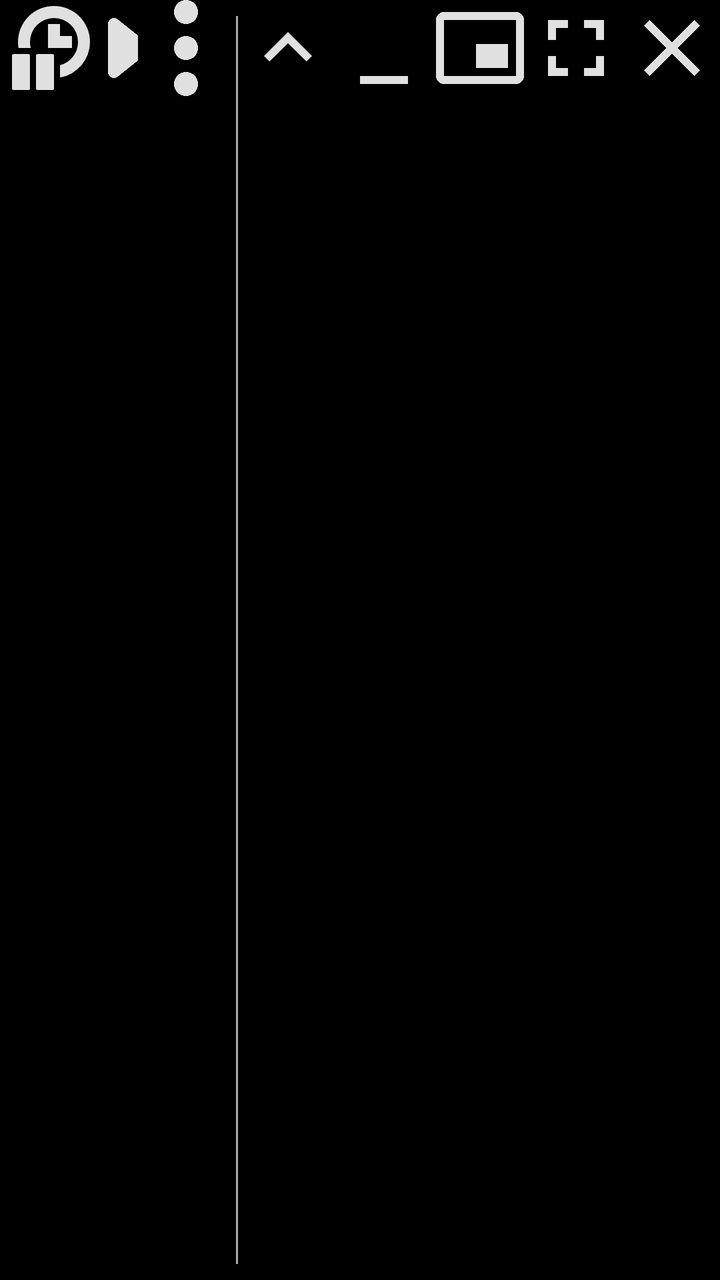
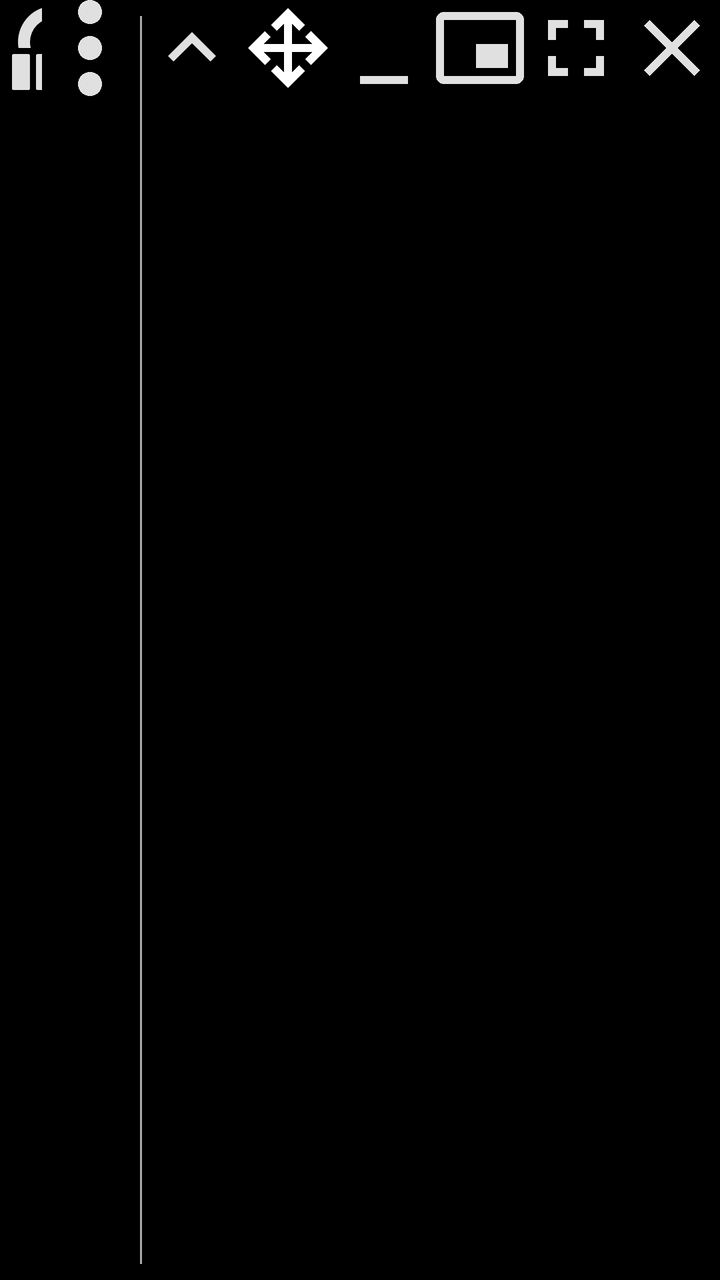

The first picture is an Android layout as it rendered before a commit; the second is the same layout after the commit. The layout source and the unified diff follow.
<!-- AndroidManifest.xml: application theme GodotEditorSplashScreenTheme -->
<!-- res/layout/game_menu_fragment_layout.xml -->
<?xml version="1.0" encoding="utf-8"?>
<LinearLayout xmlns:android="http://schemas.android.com/apk/res/android"
	android:layout_width="match_parent"
	android:layout_height="wrap_content"
	android:orientation="horizontal"
	android:background="@android:color/black">

	<HorizontalScrollView
		android:layout_width="0dp"
		android:layout_height="wrap_content"
		android:layout_weight="1">

		<LinearLayout
			android:layout_width="wrap_content"
			android:layout_height="wrap_content"
			android:gravity="center_vertical"
			android:minHeight="48dp"
			android:orientation="horizontal">

			<ImageButton
				android:id="@+id/game_menu_suspend_button"
				style="?android:attr/borderlessButtonStyle"
				android:layout_width="48dp"
				android:layout_height="48dp"
				android:background="@drawable/game_menu_button_bg"
				android:src="@drawable/suspend" />

			<ImageButton
				android:id="@+id/game_menu_next_frame_button"
				style="?android:attr/borderlessButtonStyle"
				android:layout_width="48dp"
				android:layout_height="48dp"
				android:background="@drawable/game_menu_button_bg"
				android:src="@drawable/next_frame" />

			<Button
				android:id="@+id/game_menu_set_time_scale_button"
				style="?android:attr/borderlessButtonStyle"
				android:layout_width="48dp"
				android:layout_height="48dp"
				android:background="@drawable/game_menu_button_bg"
				android:text="1.0x"/>

			<ImageButton
				android:id="@+id/game_menu_reset_time_scale_button"
				style="?android:attr/borderlessButtonStyle"
				android:layout_width="48dp"
				android:layout_height="48dp"
				android:background="@drawable/game_menu_button_bg"
				android:src="@drawable/reset" />

			<View
				android:layout_width="1dp"
				android:layout_height="match_parent"
				android:layout_marginHorizontal="@dimen/game_menu_vseparator_horizontal_margin"
				android:layout_marginVertical="@dimen/game_menu_vseparator_vertical_margin"
				android:background="@color/game_menu_divider_color" />

			<RadioGroup
				android:layout_width="wrap_content"
				android:layout_height="wrap_content"
				android:orientation="horizontal">

				<RadioButton
					android:id="@+id/game_menu_unselect_nodes_button"
					style="?android:attr/borderlessButtonStyle"
					android:layout_width="wrap_content"
					android:layout_height="48dp"
					android:background="@drawable/game_menu_button_bg"
					android:button="@null"
					android:checked="true"
					android:drawableStart="@drawable/input_event_joypad_motion"
					android:padding="5dp"
					android:text="@string/game_menu_input_event_joypad_motion_label" />

				<RadioButton
					android:id="@+id/game_menu_select_2d_nodes_button"
					style="?android:attr/borderlessButtonStyle"
					android:layout_width="48dp"
					android:layout_height="48dp"
					android:background="@drawable/game_menu_button_bg"
					android:button="@null"
					android:drawableStart="@drawable/nodes_2d"
					android:padding="5dp"
					android:text="@string/game_menu_nodes_2d_button_label" />

				<RadioButton
					android:id="@+id/game_menu_select_3d_nodes_button"
					style="?android:attr/borderlessButtonStyle"
					android:layout_width="48dp"
					android:layout_height="48dp"
					android:background="@drawable/game_menu_button_bg"
					android:button="@null"
					android:drawableStart="@drawable/node_3d"
					android:padding="5dp"
					android:text="@string/game_menu_node_3d_button_label" />
			</RadioGroup>

			<View
				android:layout_width="1dp"
				android:layout_height="match_parent"
				android:layout_marginHorizontal="@dimen/game_menu_vseparator_horizontal_margin"
				android:layout_marginVertical="@dimen/game_menu_vseparator_vertical_margin"
				android:background="@color/game_menu_divider_color" />

			<ImageButton
				android:id="@+id/game_menu_gui_visibility_button"
				style="?android:attr/borderlessButtonStyle"
				android:layout_width="48dp"
				android:layout_height="48dp"
				android:background="@drawable/game_menu_button_bg"
				android:src="@drawable/gui_visibility_selector" />

			<View
				android:layout_width="1dp"
				android:layout_height="match_parent"
				android:layout_marginHorizontal="@dimen/game_menu_vseparator_horizontal_margin"
				android:layout_marginVertical="@dimen/game_menu_vseparator_vertical_margin"
				android:background="@color/game_menu_divider_color" />

			<RadioGroup
				android:layout_width="wrap_content"
				android:layout_height="wrap_content"
				android:orientation="horizontal">

				<RadioButton
					android:id="@+id/game_menu_tool_select_button"
					style="?android:attr/borderlessButtonStyle"
					android:layout_width="48dp"
					android:layout_height="48dp"
					android:background="@drawable/game_menu_button_bg"
					android:button="@null"
					android:checked="true"
					android:drawableStart="@drawable/tool_select"
					android:padding="15dp" />

				<RadioButton
					android:id="@+id/game_menu_list_select_button"
					style="?android:attr/borderlessButtonStyle"
					android:layout_width="48dp"
					android:layout_height="48dp"
					android:background="@drawable/game_menu_button_bg"
					android:button="@null"
					android:drawableStart="@drawable/list_select"
					android:padding="15dp" />
			</RadioGroup>

			<ImageButton
				android:id="@+id/game_menu_audio_mute_button"
				style="?android:attr/borderlessButtonStyle"
				android:layout_width="48dp"
				android:layout_height="48dp"
				android:background="@drawable/game_menu_button_bg"
				android:src="@drawable/audio_player_icon_selector" />

		</LinearLayout>
	</HorizontalScrollView>

	<ImageButton
		android:id="@+id/game_menu_options_button"
		style="?android:attr/borderlessButtonStyle"
		android:layout_width="48dp"
		android:layout_height="48dp"
		android:background="@drawable/game_menu_button_bg"
		android:src="@drawable/gui_tab_menu" />

	<View
		android:id="@+id/game_menu_window_controls_divider"
		android:layout_width="1dp"
		android:layout_height="match_parent"
		android:layout_marginHorizontal="@dimen/game_menu_vseparator_horizontal_margin"
		android:layout_marginVertical="@dimen/game_menu_vseparator_vertical_margin"
		android:background="@color/game_menu_divider_color" />

	<ImageButton
		android:id="@+id/game_menu_collapse_button"
		style="?android:attr/borderlessButtonStyle"
		android:layout_width="48dp"
		android:layout_height="48dp"
		android:background="@drawable/game_menu_selected_button_bg"
		android:src="@drawable/baseline_expand_less_24"
		/>

	<ImageButton
		android:id="@+id/game_menu_minimize_button"
		style="?android:attr/borderlessButtonStyle"
		android:layout_width="48dp"
		android:layout_height="48dp"
		android:background="@drawable/game_menu_button_bg"
		android:src="@drawable/baseline_minimize_24"/>

	<ImageButton
		android:id="@+id/game_menu_pip_button"
		style="?android:attr/borderlessButtonStyle"
		android:layout_width="48dp"
		android:layout_height="48dp"
		android:background="@drawable/game_menu_selected_button_bg"
		android:src="@drawable/baseline_picture_in_picture_alt_24"/>

	<ImageButton
		android:id="@+id/game_menu_fullscreen_button"
		style="?android:attr/borderlessButtonStyle"
		android:layout_width="48dp"
		android:layout_height="48dp"
		android:background="@drawable/game_menu_selected_button_bg"
		android:src="@drawable/baseline_fullscreen_selector"/>

	<ImageButton
		android:id="@+id/game_menu_close_button"
		style="?android:attr/borderlessButtonStyle"
		android:layout_width="48dp"
		android:layout_height="48dp"
		android:background="@drawable/game_menu_button_bg"
		android:src="@drawable/baseline_close_24"/>
</LinearLayout>
<!-- resources referenced by this layout -->
<resources>
  <color name="game_menu_divider_color">@android:color/darker_gray</color>
  <dimen name="game_menu_vseparator_horizontal_margin">1dp</dimen>
  <dimen name="game_menu_vseparator_vertical_margin">8dp</dimen>
  <!-- drawable audio_player_icon_selector (drawable) -->
  <?xml version="1.0" encoding="utf-8"?>
  <selector xmlns:android="http://schemas.android.com/apk/res/android">
      <item android:drawable="@drawable/audio_player_muted" android:state_activated="true" />
      <item android:drawable="@drawable/audio_player" />
  </selector>
  <!-- drawable baseline_fullscreen_selector (drawable) -->
  <?xml version="1.0" encoding="utf-8"?>
  <selector xmlns:android="http://schemas.android.com/apk/res/android">
  
  	<item android:drawable="@drawable/baseline_fullscreen_exit_24" android:state_activated="true" />
  	<item android:drawable="@drawable/baseline_fullscreen_24" />
  </selector>
  <!-- drawable baseline_minimize_24 (drawable) -->
  <vector xmlns:android="http://schemas.android.com/apk/res/android" android:height="24dp" android:tint="@color/game_menu_icons_color_state" android:viewportHeight="24" android:viewportWidth="24" android:width="24dp">
  
      <path android:fillColor="@android:color/white" android:pathData="M6,19h12v2H6z"/>
  
  </vector>
  <!-- drawable gui_visibility_selector (drawable) -->
  <?xml version="1.0" encoding="utf-8"?>
  <selector xmlns:android="http://schemas.android.com/apk/res/android">
  	<item android:drawable="@drawable/gui_visibility_hidden" android:state_activated="true" />
  	<item android:drawable="@drawable/gui_visibility_visible" />
  </selector>
  <!-- drawable reset (drawable) -->
  <vector xmlns:android="http://schemas.android.com/apk/res/android"
      android:width="16dp"
      android:height="16dp"
      android:viewportWidth="16"
      android:viewportHeight="16">
    <path
        android:pathData="M5,8a4,4 0,1 1,4 4v2a6,6 0,1 0,-6 -6H1l3,4 3,-4z"
        android:fillColor="@color/game_menu_icons_color_state"/>
  </vector>
  <string name="game_menu_input_event_joypad_motion_label">Input</string>
  <string name="game_menu_node_3d_button_label">3D</string>
  <string name="game_menu_nodes_2d_button_label">2D</string>
  <style name="GodotEditorSplashScreenTheme" parent="Theme.SplashScreen.IconBackground">
  		
  		<item name="postSplashScreenTheme">@style/GodotEditorTheme</item>
  	</style>
  <!-- drawable game_menu_selected_bg (drawable) -->
  <?xml version="1.0" encoding="utf-8"?>
  <shape xmlns:android="http://schemas.android.com/apk/res/android"
  	android:shape="rectangle">
  
  	<solid android:color="#3333b5e5" />
  	<corners android:radius="5dp" />
  	<stroke
  		android:width="1dp"
  		android:color="@android:color/holo_blue_dark" />
  </shape>
  <color name="game_menu_default_bg">@android:color/transparent</color>
  <color name="game_menu_icon_default_color">#e0e0e0</color>
  <style name="GodotEditorTheme" parent="@android:style/Theme.DeviceDefault.NoActionBar.Fullscreen">
  	</style>
  <color name="game_menu_icon_activated_color">@android:color/holo_blue_light</color>
  <!-- unchanged entries left out for length: 19 -->
</resources>

<!-- the commit's change to res/layout/game_menu_fragment_layout.xml (unified diff, before → after) -->
@@ -182,6 +182,15 @@
 		/>
 
 	<ImageButton
+		android:id="@+id/game_menu_drag_button"
+		style="?android:attr/borderlessButtonStyle"
+		android:layout_width="48dp"
+		android:layout_height="48dp"
+		android:background="@drawable/game_menu_selected_button_bg"
+		android:src="@drawable/drag_pan_24px"
+		/>
+
+	<ImageButton
 		android:id="@+id/game_menu_minimize_button"
 		style="?android:attr/borderlessButtonStyle"
 		android:layout_width="48dp"
<!-- resource entries referenced after the edit -->
@@ -21,6 +21,17 @@
   
       <path android:fillColor="@android:color/white" android:pathData="M6,19h12v2H6z"/>
   
+  </vector>
+  <!-- drawable drag_pan_24px (drawable) -->
+  <vector xmlns:android="http://schemas.android.com/apk/res/android"
+      android:width="24dp"
+      android:height="24dp"
+      android:viewportWidth="960"
+      android:viewportHeight="960"
+      android:tint="?attr/colorControlNormal">
+    <path
+        android:fillColor="@android:color/white"
+        android:pathData="M480,880L310,710L367,653L440,726L440,520L235,520L308,592L250,650L80,480L249,311L306,368L234,440L440,440L440,234L367,307L310,250L480,80L650,250L593,307L520,234L520,440L725,440L652,368L710,310L880,480L710,650L653,593L726,520L520,520L520,725L592,652L650,710L480,880Z"/>
   </vector>
   <!-- drawable gui_visibility_selector (drawable) -->
   <?xml version="1.0" encoding="utf-8"?>
